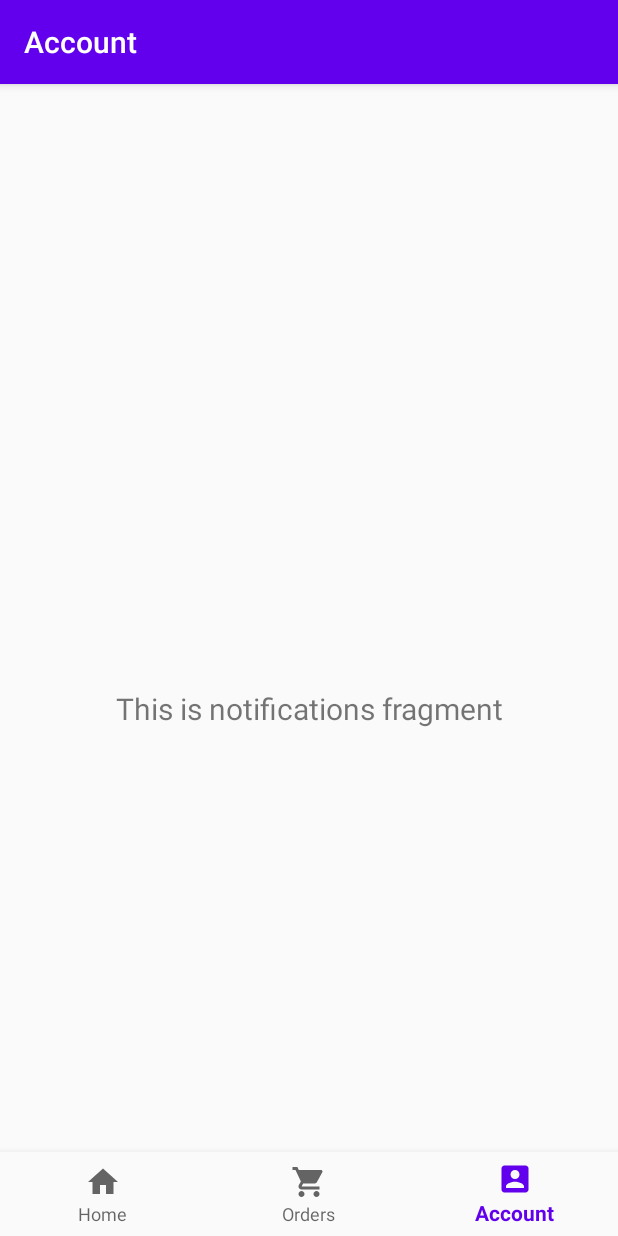
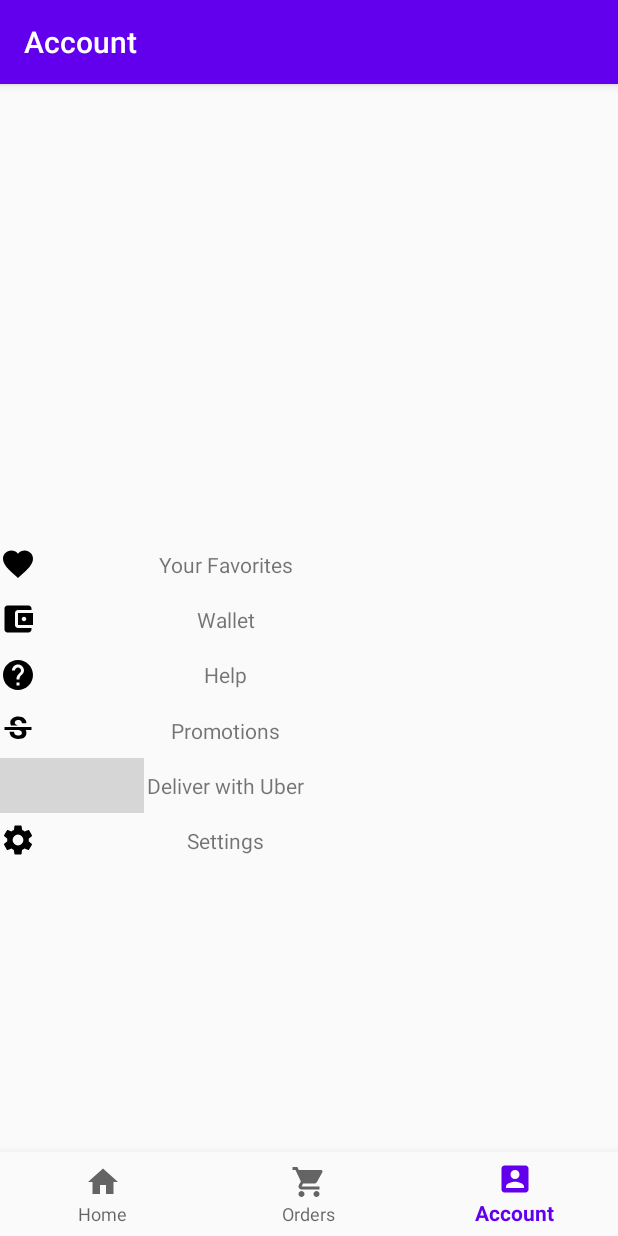
Before and after one commit to acamara2016/EasyFood, an Android app: the NotificationsFragment screen opened through its navigation route, on a phone screen of 412 x 824 dp. Run offline under Robolectric (Android 15) with nearby library versions, the light colour scheme and no system bars; our stand-ins replace Picasso, navigation-ui; pictures from the network do not load.

```diff
--- a/app/build.gradle
+++ b/app/build.gradle
@@ -1,5 +1,5 @@
 apply plugin: 'com.android.application'
-
+apply plugin: 'com.google.gms.google-services'
 android {
     compileSdkVersion 29
     buildToolsVersion "29.0.3"
@@ -25,7 +25,7 @@ android {
 
 dependencies {
     implementation fileTree(dir: 'libs', include: ['*.jar'])
-
+    implementation 'com.google.firebase:firebase-analytics:17.2.2'
     implementation 'androidx.appcompat:appcompat:1.1.0'
     implementation 'androidx.constraintlayout:constraintlayout:1.1.3'
     implementation 'com.google.android.material:material:1.1.0'
--- a/app/src/main/java/com/project/easyfood_1_0/ui/notifications/NotificationsFragment.java
+++ b/app/src/main/java/com/project/easyfood_1_0/ui/account/NotificationsFragment.java
@@ -1,4 +1,4 @@
-package com.project.easyfood_1_0.ui.notifications;
+package com.project.easyfood_1_0.ui.account;
 
 import android.os.Bundle;
 import android.view.LayoutInflater;
@@ -23,11 +23,10 @@ public class NotificationsFragment extends Fragment {
         notificationsViewModel =
                 ViewModelProviders.of(this).get(NotificationsViewModel.class);
         View root = inflater.inflate(R.layout.fragment_notifications, container, false);
-        final TextView textView = root.findViewById(R.id.text_notifications);
         notificationsViewModel.getText().observe(getViewLifecycleOwner(), new Observer<String>() {
             @Override
             public void onChanged(@Nullable String s) {
-                textView.setText(s);
+                //textView.setText(s);
             }
         });
         return root;
--- a/app/src/main/java/com/project/easyfood_1_0/ui/dashboard/DashboardViewModel.java
+++ b/app/src/main/java/com/project/easyfood_1_0/ui/account/NotificationsViewModel.java
@@ -1,16 +1,16 @@
-package com.project.easyfood_1_0.ui.dashboard;
+package com.project.easyfood_1_0.ui.account;
 
 import androidx.lifecycle.LiveData;
 import androidx.lifecycle.MutableLiveData;
 import androidx.lifecycle.ViewModel;
 
-public class DashboardViewModel extends ViewModel {
+public class NotificationsViewModel extends ViewModel {
 
     private MutableLiveData<String> mText;
 
-    public DashboardViewModel() {
+    public NotificationsViewModel() {
         mText = new MutableLiveData<>();
-        mText.setValue("This is dashboard fragment");
+        mText.setValue("This is notifications fragment");
     }
 
     public LiveData<String> getText() {
--- a/app/src/main/java/com/project/easyfood_1_0/ui/dashboard/DashboardFragment.java
+++ b/app/src/main/java/com/project/easyfood_1_0/ui/orders/DashboardFragment.java
@@ -1,4 +1,4 @@
-package com.project.easyfood_1_0.ui.dashboard;
+package com.project.easyfood_1_0.ui.orders;
 
 import android.os.Bundle;
 import android.view.LayoutInflater;
--- a/app/src/main/java/com/project/easyfood_1_0/ui/notifications/NotificationsViewModel.java
+++ b/app/src/main/java/com/project/easyfood_1_0/ui/orders/DashboardViewModel.java
@@ -1,16 +1,16 @@
-package com.project.easyfood_1_0.ui.notifications;
+package com.project.easyfood_1_0.ui.orders;
 
 import androidx.lifecycle.LiveData;
 import androidx.lifecycle.MutableLiveData;
 import androidx.lifecycle.ViewModel;
 
-public class NotificationsViewModel extends ViewModel {
+public class DashboardViewModel extends ViewModel {
 
     private MutableLiveData<String> mText;
 
-    public NotificationsViewModel() {
+    public DashboardViewModel() {
         mText = new MutableLiveData<>();
-        mText.setValue("This is notifications fragment");
+        mText.setValue("This is dashboard fragment");
     }
 
     public LiveData<String> getText() {
--- /dev/null
+++ b/app/src/main/res/drawable/ic_account_balance_wallet_black_24dp.xml
@@ -0,0 +1,9 @@
+<vector xmlns:android="http://schemas.android.com/apk/res/android"
+        android:width="24dp"
+        android:height="24dp"
+        android:viewportWidth="24.0"
+        android:viewportHeight="24.0">
+    <path
+        android:fillColor="#FF000000"
+        android:pathData="M21,18v1c0,1.1 -0.9,2 -2,2L5,21c-1.11,0 -2,-0.9 -2,-2L3,5c0,-1.1 0.89,-2 2,-2h14c1.1,0 2,0.9 2,2v1h-9c-1.11,0 -2,0.9 -2,2v8c0,1.1 0.89,2 2,2h9zM12,16h10L22,8L12,8v8zM16,13.5c-0.83,0 -1.5,-0.67 -1.5,-1.5s0.67,-1.5 1.5,-1.5 1.5,0.67 1.5,1.5 -0.67,1.5 -1.5,1.5z"/>
+</vector>
--- /dev/null
+++ b/app/src/main/res/drawable/ic_favorite_black_24dp.xml
@@ -0,0 +1,9 @@
+<vector xmlns:android="http://schemas.android.com/apk/res/android"
+        android:width="24dp"
+        android:height="24dp"
+        android:viewportWidth="24.0"
+        android:viewportHeight="24.0">
+    <path
+        android:fillColor="#FF000000"
+        android:pathData="M12,21.35l-1.45,-1.32C5.4,15.36 2,12.28 2,8.5 2,5.42 4.42,3 7.5,3c1.74,0 3.41,0.81 4.5,2.09C13.09,3.81 14.76,3 16.5,3 19.58,3 22,5.42 22,8.5c0,3.78 -3.4,6.86 -8.55,11.54L12,21.35z"/>
+</vector>
--- /dev/null
+++ b/app/src/main/res/drawable/ic_help_black_24dp.xml
@@ -0,0 +1,9 @@
+<vector xmlns:android="http://schemas.android.com/apk/res/android"
+        android:width="24dp"
+        android:height="24dp"
+        android:viewportWidth="24.0"
+        android:viewportHeight="24.0">
+    <path
+        android:fillColor="#FF000000"
+        android:pathData="M12,2C6.48,2 2,6.48 2,12s4.48,10 10,10 10,-4.48 10,-10S17.52,2 12,2zM13,19h-2v-2h2v2zM15.07,11.25l-0.9,0.92C13.45,12.9 13,13.5 13,15h-2v-0.5c0,-1.1 0.45,-2.1 1.17,-2.83l1.24,-1.26c0.37,-0.36 0.59,-0.86 0.59,-1.41 0,-1.1 -0.9,-2 -2,-2s-2,0.9 -2,2L8,9c0,-2.21 1.79,-4 4,-4s4,1.79 4,4c0,0.88 -0.36,1.68 -0.93,2.25z"/>
+</vector>
--- /dev/null
+++ b/app/src/main/res/drawable/ic_settings_black_24dp.xml
@@ -0,0 +1,9 @@
+<vector xmlns:android="http://schemas.android.com/apk/res/android"
+        android:width="24dp"
+        android:height="24dp"
+        android:viewportWidth="24"
+        android:viewportHeight="24">
+    <path
+        android:fillColor="#FF000000"
+        android:pathData="M19.1,12.9a2.8,2.8 0,0 0,0.1 -0.9,2.8 2.8,0 0,0 -0.1,-0.9l2.1,-1.6a0.7,0.7 0,0 0,0.1 -0.6L19.4,5.5a0.7,0.7 0,0 0,-0.6 -0.2l-2.4,1a6.5,6.5 0,0 0,-1.6 -0.9l-0.4,-2.6a0.5,0.5 0,0 0,-0.5 -0.4H10.1a0.5,0.5 0,0 0,-0.5 0.4L9.3,5.4a5.6,5.6 0,0 0,-1.7 0.9l-2.4,-1a0.4,0.4 0,0 0,-0.5 0.2l-2,3.4c-0.1,0.2 0,0.4 0.2,0.6l2,1.6a2.8,2.8 0,0 0,-0.1 0.9,2.8 2.8,0 0,0 0.1,0.9L2.8,14.5a0.7,0.7 0,0 0,-0.1 0.6l1.9,3.4a0.7,0.7 0,0 0,0.6 0.2l2.4,-1a6.5,6.5 0,0 0,1.6 0.9l0.4,2.6a0.5,0.5 0,0 0,0.5 0.4h3.8a0.5,0.5 0,0 0,0.5 -0.4l0.3,-2.6a5.6,5.6 0,0 0,1.7 -0.9l2.4,1a0.4,0.4 0,0 0,0.5 -0.2l2,-3.4c0.1,-0.2 0,-0.4 -0.2,-0.6ZM12,15.6A3.6,3.6 0,1 1,15.6 12,3.6 3.6,0 0,1 12,15.6Z"/>
+</vector>
--- /dev/null
+++ b/app/src/main/res/drawable/ic_strikethrough_s_black_24dp.xml
@@ -0,0 +1,9 @@
+<vector xmlns:android="http://schemas.android.com/apk/res/android"
+        android:width="24dp"
+        android:height="24dp"
+        android:viewportWidth="24.0"
+        android:viewportHeight="24.0">
+    <path
+        android:pathData="M7.24,8.75c-0.26,-0.48 -0.39,-1.03 -0.39,-1.67 0,-0.61 0.13,-1.16 0.4,-1.67 0.26,-0.5 0.63,-0.93 1.11,-1.29 0.48,-0.35 1.05,-0.63 1.7,-0.83 0.66,-0.19 1.39,-0.29 2.18,-0.29 0.81,0 1.54,0.11 2.21,0.34 0.66,0.22 1.23,0.54 1.69,0.94 0.47,0.4 0.83,0.88 1.08,1.43 0.25,0.55 0.38,1.15 0.38,1.81h-3.01c0,-0.31 -0.05,-0.59 -0.15,-0.85 -0.09,-0.27 -0.24,-0.49 -0.44,-0.68 -0.2,-0.19 -0.45,-0.33 -0.75,-0.44 -0.3,-0.1 -0.66,-0.16 -1.06,-0.16 -0.39,0 -0.74,0.04 -1.03,0.13 -0.29,0.09 -0.53,0.21 -0.72,0.36 -0.19,0.16 -0.34,0.34 -0.44,0.55 -0.1,0.21 -0.15,0.43 -0.15,0.66 0,0.48 0.25,0.88 0.74,1.21 0.38,0.25 0.77,0.48 1.41,0.7H7.39c-0.05,-0.08 -0.11,-0.17 -0.15,-0.25zM21,12v-2H3v2h9.62c0.18,0.07 0.4,0.14 0.55,0.2 0.37,0.17 0.66,0.34 0.87,0.51 0.21,0.17 0.35,0.36 0.43,0.57 0.07,0.2 0.11,0.43 0.11,0.69 0,0.23 -0.05,0.45 -0.14,0.66 -0.09,0.2 -0.23,0.38 -0.42,0.53 -0.19,0.15 -0.42,0.26 -0.71,0.35 -0.29,0.08 -0.63,0.13 -1.01,0.13 -0.43,0 -0.83,-0.04 -1.18,-0.13s-0.66,-0.23 -0.91,-0.42c-0.25,-0.19 -0.45,-0.44 -0.59,-0.75 -0.14,-0.31 -0.25,-0.76 -0.25,-1.21H6.4c0,0.55 0.08,1.13 0.24,1.58 0.16,0.45 0.37,0.85 0.65,1.21 0.28,0.35 0.6,0.66 0.98,0.92 0.37,0.26 0.78,0.48 1.22,0.65 0.44,0.17 0.9,0.3 1.38,0.39 0.48,0.08 0.96,0.13 1.44,0.13 0.8,0 1.53,-0.09 2.18,-0.28s1.21,-0.45 1.67,-0.79c0.46,-0.34 0.82,-0.77 1.07,-1.27s0.38,-1.07 0.38,-1.71c0,-0.6 -0.1,-1.14 -0.31,-1.61 -0.05,-0.11 -0.11,-0.23 -0.17,-0.33H21z"
+        android:fillColor="#010101"/>
+</vector>
--- a/app/src/main/res/layout/fragment_dashboard.xml
+++ b/app/src/main/res/layout/fragment_dashboard.xml
@@ -4,7 +4,7 @@
     xmlns:tools="http://schemas.android.com/tools"
     android:layout_width="match_parent"
     android:layout_height="match_parent"
-    tools:context=".ui.dashboard.DashboardFragment">
+    tools:context=".ui.orders.DashboardFragment">
 
     <TextView
         android:id="@+id/text_dashboard"
--- a/app/src/main/res/layout/fragment_notifications.xml
+++ b/app/src/main/res/layout/fragment_notifications.xml
@@ -2,21 +2,90 @@
 <androidx.constraintlayout.widget.ConstraintLayout xmlns:android="http://schemas.android.com/apk/res/android"
     xmlns:app="http://schemas.android.com/apk/res-auto"
     xmlns:tools="http://schemas.android.com/tools"
-    android:layout_width="match_parent"
+    android:id="@+id/linearLayout3"
+    android:layout_width="300dp"
     android:layout_height="match_parent"
-    tools:context=".ui.notifications.NotificationsFragment">
+    android:layout_gravity="center_vertical"
+    android:gravity="center"
+    tools:context=".ui.account.NotificationsFragment">
 
     <TextView
-        android:id="@+id/text_notifications"
-        android:layout_width="match_parent"
-        android:layout_height="wrap_content"
-        android:layout_marginStart="8dp"
-        android:layout_marginTop="8dp"
-        android:layout_marginEnd="8dp"
-        android:textAlignment="center"
-        android:textSize="20sp"
+        android:id="@+id/textView3"
+        android:layout_width="0dp"
+        android:layout_height="0dp"
+        android:layout_marginTop="246dp"
+        android:foreground="@drawable/ic_favorite_black_24dp"
+        android:foregroundGravity="left|center"
+        android:gravity="center"
+        android:text="Your Favorites"
+        app:layout_constraintBottom_toTopOf="@+id/textView4"
+        app:layout_constraintEnd_toEndOf="parent"
+        app:layout_constraintStart_toStartOf="parent"
+        app:layout_constraintTop_toTopOf="parent" />
+
+    <TextView
+        android:id="@+id/textView4"
+        android:layout_width="0dp"
+        android:layout_height="0dp"
+        android:foreground="@drawable/ic_account_balance_wallet_black_24dp"
+        android:foregroundGravity="left|center"
+        android:gravity="center"
+        android:text="Wallet"
+        app:layout_constraintBottom_toTopOf="@+id/textView5"
+        app:layout_constraintEnd_toEndOf="parent"
+        app:layout_constraintStart_toStartOf="parent"
+        app:layout_constraintTop_toBottomOf="@+id/textView3" />
+
+    <TextView
+        android:id="@+id/textView5"
+        android:layout_width="0dp"
+        android:layout_height="0dp"
+        android:foreground="@drawable/ic_help_black_24dp"
+        android:foregroundGravity="left|center"
+        android:gravity="center"
+        android:text="Help"
+        app:layout_constraintBottom_toTopOf="@+id/textView6"
+        app:layout_constraintEnd_toEndOf="parent"
+        app:layout_constraintStart_toStartOf="parent"
+        app:layout_constraintTop_toBottomOf="@+id/textView4" />
+
+    <TextView
+        android:id="@+id/textView6"
+        android:layout_width="0dp"
+        android:layout_height="0dp"
+        android:foreground="@drawable/ic_strikethrough_s_black_24dp"
+        android:foregroundGravity="left|center"
+        android:gravity="center"
+        android:text="Promotions"
+        app:layout_constraintBottom_toTopOf="@+id/textView7"
+        app:layout_constraintEnd_toEndOf="parent"
+        app:layout_constraintStart_toStartOf="parent"
+        app:layout_constraintTop_toBottomOf="@+id/textView5" />
+
+    <TextView
+        android:id="@+id/textView7"
+        android:layout_width="0dp"
+        android:layout_height="0dp"
+        android:foreground="@drawable/ic_shopping_basket_black_24dp"
+        android:foregroundGravity="left|center"
+        android:gravity="center"
+        android:text="Deliver with Uber"
+        app:layout_constraintBottom_toTopOf="@+id/textView8"
+        app:layout_constraintEnd_toEndOf="parent"
+        app:layout_constraintStart_toStartOf="parent"
+        app:layout_constraintTop_toBottomOf="@+id/textView6" />
+
+    <TextView
+        android:id="@+id/textView8"
+        android:layout_width="0dp"
+        android:layout_height="0dp"
+        android:layout_marginBottom="245dp"
+        android:foreground="@drawable/ic_settings_black_24dp"
+        android:foregroundGravity="left|center"
+        android:gravity="center"
+        android:text="Settings"
         app:layout_constraintBottom_toBottomOf="parent"
         app:layout_constraintEnd_toEndOf="parent"
         app:layout_constraintStart_toStartOf="parent"
-        app:layout_constraintTop_toTopOf="parent" />
+        app:layout_constraintTop_toBottomOf="@+id/textView7" />
 </androidx.constraintlayout.widget.ConstraintLayout>
--- a/app/src/main/res/navigation/mobile_navigation.xml
+++ b/app/src/main/res/navigation/mobile_navigation.xml
@@ -19,13 +19,13 @@
 
     <fragment
         android:id="@+id/navigation_dashboard"
-        android:name="com.project.easyfood_1_0.ui.dashboard.DashboardFragment"
+        android:name="com.project.easyfood_1_0.ui.orders.DashboardFragment"
         android:label="@string/title_orders"
         tools:layout="@layout/fragment_dashboard" />
 
     <fragment
         android:id="@+id/navigation_notifications"
-        android:name="com.project.easyfood_1_0.ui.notifications.NotificationsFragment"
+        android:name="com.project.easyfood_1_0.ui.account.NotificationsFragment"
         android:label="@string/title_account"
         tools:layout="@layout/fragment_notifications" />
     <fragment
--- a/build.gradle
+++ b/build.gradle
@@ -9,7 +9,7 @@ buildscript {
     }
     dependencies {
         classpath 'com.android.tools.build:gradle:3.6.3'
-
+        classpath 'com.google.gms:google-services:4.3.3'
 
         // NOTE: Do not place your application dependencies here; they belong
         // in the individual module build.gradle files
```
Also changed, not shown: 1 other file.
